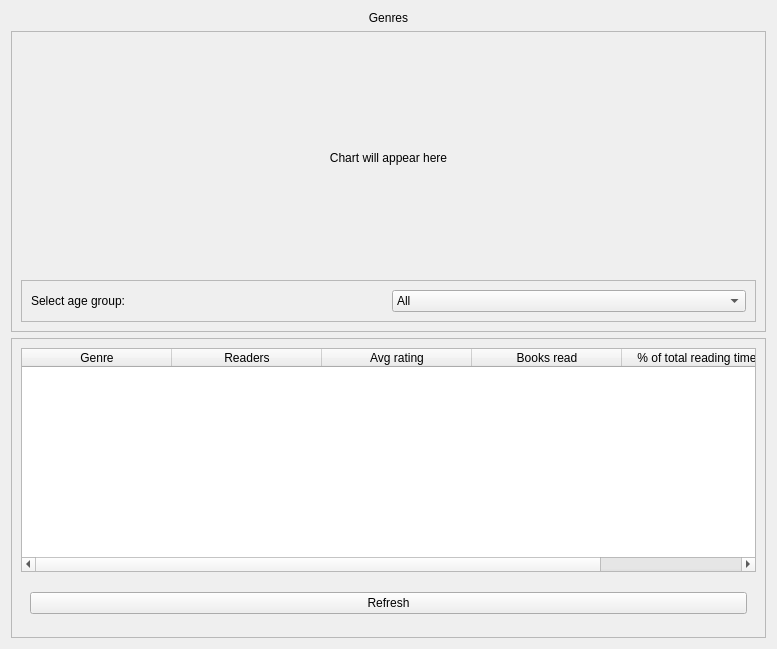
Qt form admin_panel/views/ui/GenresView.ui (Magdalena52772/Booktrack) before a commit.
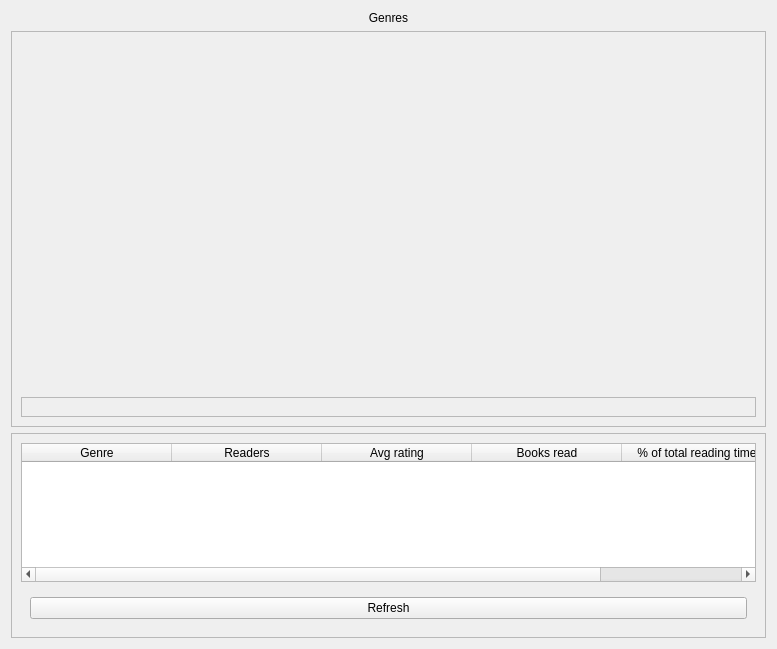
The same form after that commit. Icons and pictures are not drawn.

Commit message: feat: refactor genre analytics, improve demographics and fix realtime generator

Diff of the .ui file:
```diff
--- a/admin_panel/views/ui/GenresView.ui
+++ b/admin_panel/views/ui/GenresView.ui
@@ -32,12 +32,6 @@
    </item>
    <item>
     <widget class="QFrame" name="frame_chart">
-     <property name="minimumSize">
-      <size>
-       <width>0</width>
-       <height>0</height>
-      </size>
-     </property>
      <property name="frameShape">
       <enum>QFrame::Shape::StyledPanel</enum>
      </property>
@@ -46,18 +40,12 @@
      </property>
      <layout class="QVBoxLayout" name="verticalLayout_2">
       <item>
-       <widget class="QLabel" name="chart_genres_popularity">
-        <property name="sizePolicy">
-         <sizepolicy hsizetype="Expanding" vsizetype="Expanding">
-          <horstretch>0</horstretch>
-          <verstretch>0</verstretch>
-         </sizepolicy>
-        </property>
-        <property name="text">
-         <string>Chart will appear here</string>
-        </property>
-        <property name="alignment">
-         <set>Qt::AlignmentFlag::AlignCenter</set>
+       <widget class="QWidget" name="chart_genres_popularity" native="true">
+        <property name="minimumSize">
+         <size>
+          <width>0</width>
+          <height>350</height>
+         </size>
         </property>
        </widget>
       </item>
@@ -125,12 +113,6 @@
    </item>
    <item>
     <widget class="QFrame" name="frame_table">
-     <property name="minimumSize">
-      <size>
-       <width>0</width>
-       <height>60</height>
-      </size>
-     </property>
      <property name="frameShape">
       <enum>QFrame::Shape::StyledPanel</enum>
      </property>
@@ -190,12 +172,6 @@
       </item>
       <item>
        <widget class="QWidget" name="container" native="true">
-        <property name="minimumSize">
-         <size>
-          <width>0</width>
-          <height>50</height>
-         </size>
-        </property>
         <layout class="QHBoxLayout" name="horizontalLayout">
          <item>
           <widget class="QPushButton" name="btn_refresh_genres">
```
Left out of the diff: 2 changed lines with no effect on the pictures. The commit also changes 5 other files.
